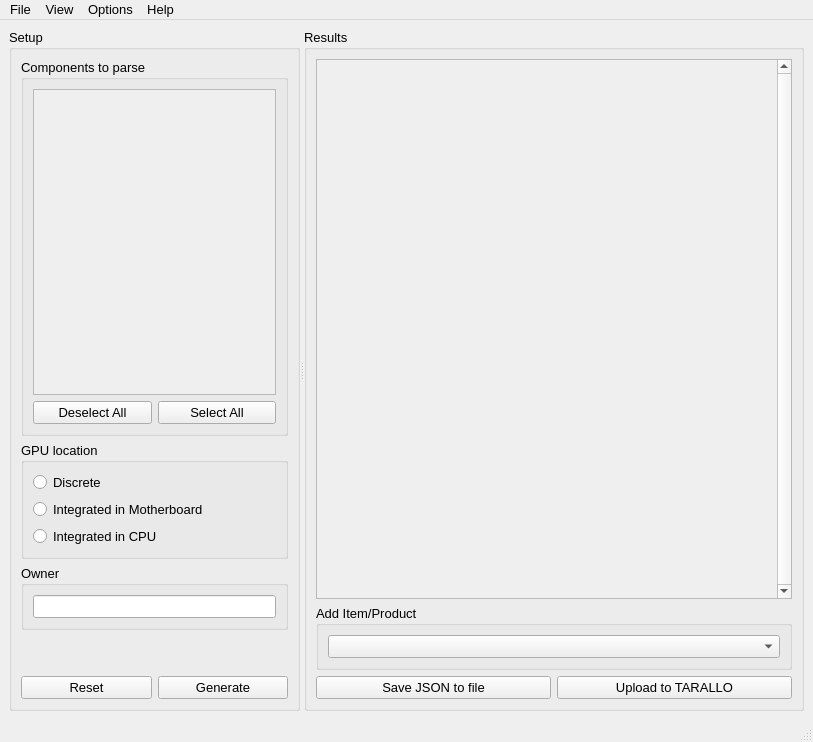
Old version of the form assets/interface.ui in the repository WEEE-Open/peracotta.
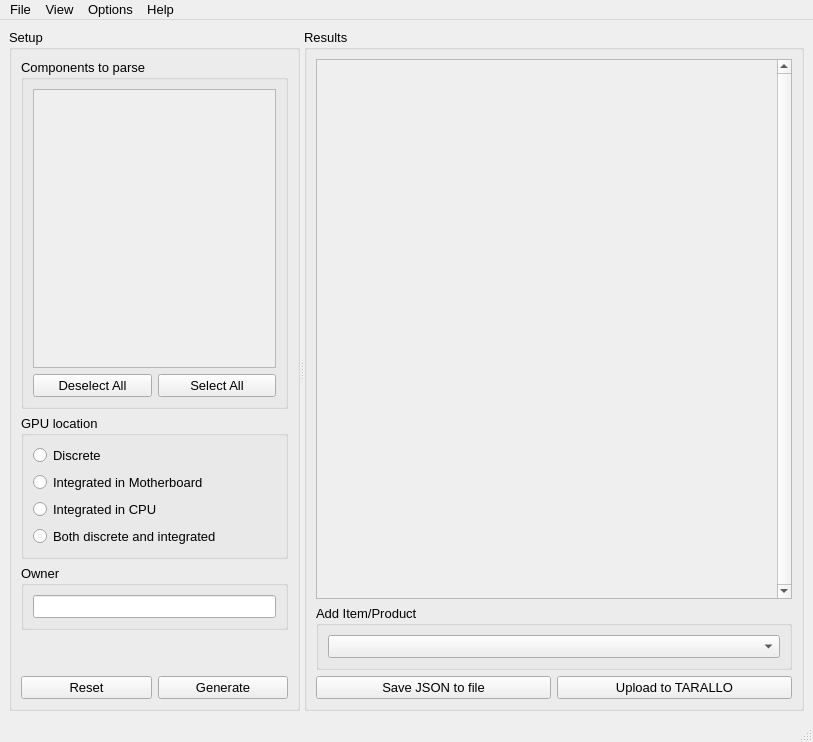
New version of the form. Icons and pictures are not drawn.

Commit message: Warn about integrated GPU if dedicated GPU is also present, close #127

What changed in the file:
```diff
--- a/assets/interface.ui
+++ b/assets/interface.ui
@@ -89,8 +89,8 @@
                <rect>
                 <x>0</x>
                 <y>0</y>
-                <width>248</width>
-                <height>315</height>
+                <width>264</width>
+                <height>236</height>
                </rect>
               </property>
               <property name="sizePolicy">
@@ -165,6 +165,13 @@
                </property>
               </widget>
              </item>
+             <item>
+              <widget class="QRadioButton" name="bothGpuRadioBtn">
+               <property name="text">
+                <string>Both discrete and integrated</string>
+               </property>
+              </widget>
+             </item>
             </layout>
            </item>
           </layout>
```
Left out of the diff: 6 changed lines with no effect on the pictures. The commit also changes 1 other file.
